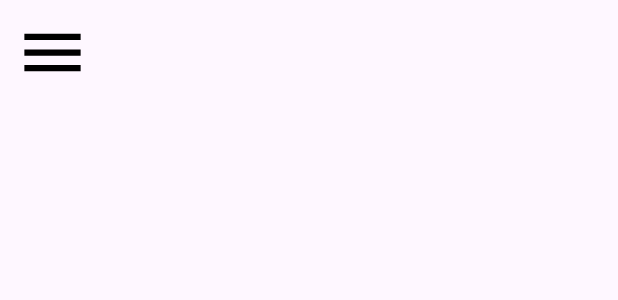
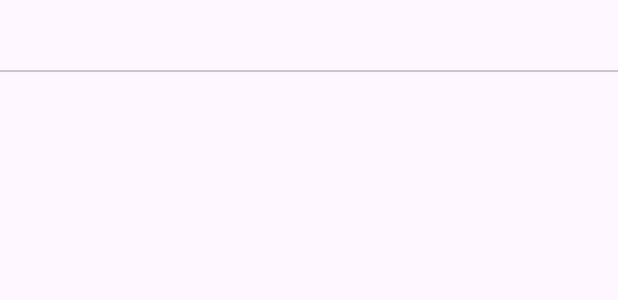
Before and after one commit to JoseJimenezGonzalez/nav-fragments, an Android app: the layout fragment_third.xml on its own in the app's theme, with its tools: preview values and no code run, on a phone screen of 412 x 824 dp. Shown: the top 300 px of the screen. Run offline under Robolectric (Android 15) with nearby library versions, the phone set to English and light mode, and no system bars.

```diff
--- a/app/build.gradle.kts
+++ b/app/build.gradle.kts
@@ -46,6 +46,8 @@ dependencies {
     implementation("androidx.navigation:navigation-fragment-ktx:$nav_version")
     implementation("androidx.navigation:navigation-ui-ktx:$nav_version")
 
+    implementation("androidx.viewpager2:viewpager2:1.0.0")
+
     implementation("androidx.core:core-ktx:1.12.0")
     implementation("androidx.appcompat:appcompat:1.6.1")
     implementation("com.google.android.material:material:1.11.0")
--- a/app/src/main/res/layout/fragment_third.xml
+++ b/app/src/main/res/layout/fragment_third.xml
@@ -6,14 +6,22 @@
     xmlns:app="http://schemas.android.com/apk/res-auto"
     tools:context=".ThirdFragment">
 
-    <ImageView
-        android:id="@+id/ivPopupMenu"
-        android:layout_width="50dp"
-        android:layout_height="50dp"
+    <androidx.viewpager2.widget.ViewPager2
+        xmlns:android="http://schemas.android.com/apk/res/android"
+        android:id="@+id/pager"
+        android:layout_width="match_parent"
+        android:layout_height="0dp"
+        app:layout_constraintTop_toBottomOf="@id/tab_layout"
+        app:layout_constraintStart_toStartOf="parent"
+        app:layout_constraintEnd_toEndOf="parent"
+        app:layout_constraintBottom_toBottomOf="parent"/>
+    <com.google.android.material.tabs.TabLayout
+        android:id="@+id/tab_layout"
+        android:layout_width="match_parent"
+        android:layout_height="wrap_content"
         app:layout_constraintTop_toTopOf="parent"
         app:layout_constraintStart_toStartOf="parent"
-       android:layout_margin="10dp"
-        android:src="@drawable/ic_menu">
-    </ImageView>
+        app:layout_constraintEnd_toEndOf="parent"
+        app:layout_constraintBottom_toTopOf="@id/pager"/>
 
 </androidx.constraintlayout.widget.ConstraintLayout>
```
Also changed, not shown: app/src/main/java/com/example/myapplication/Deslizante1Fragment.kt (added, +59 -0 lines), app/src/main/java/com/example/myapplication/Deslizante2Fragment.kt (added, +59 -0 lines), app/src/main/java/com/example/myapplication/ThirdFragment.kt (+10 -37 lines), app/src/main/java/com/example/myapplication/ViewPagerAdapter.kt (added, +20 -0 lines), app/src/main/res/layout/fragment_deslizante1.xml (added, +14 -0 lines), app/src/main/res/layout/fragment_deslizante2.xml (added, +14 -0 lines).
